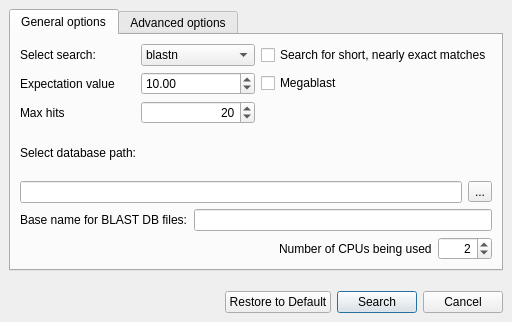
Before: the Qt Designer form src/plugins/external_tool_support/src/ui/BlastAllSupportDialog.ui in violethaze74/ugene, drawn with Qt 5.
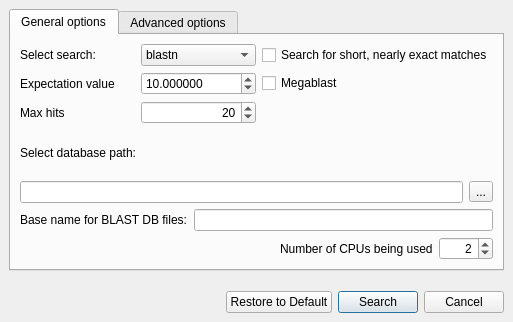
After: the same form once the commit is applied.

Commit message: small fix local BLAST

What changed in the file:
```diff
--- a/src/plugins/external_tool_support/src/ui/BlastAllSupportDialog.ui
+++ b/src/plugins/external_tool_support/src/ui/BlastAllSupportDialog.ui
@@ -6,7 +6,7 @@
    <rect>
     <x>0</x>
     <y>0</y>
-    <width>512</width>
+    <width>513</width>
     <height>322</height>
    </rect>
   </property>
@@ -126,8 +126,14 @@
          </item>
          <item row="1" column="1">
           <widget class="QDoubleSpinBox" name="evalueSpinBox">
+           <property name="decimals">
+            <number>6</number>
+           </property>
            <property name="minimum">
-            <double>0.010000000000000</double>
+            <double>0.000001000000000</double>
+           </property>
+           <property name="maximum">
+            <double>100000.000000000000000</double>
            </property>
            <property name="value">
             <double>10.000000000000000</double>
```
The commit also changes 1 other file.
